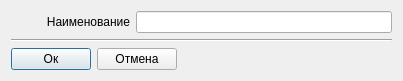
Qt form madddocumenttypedialog.ui (ichigo7diavol/armp) before a commit.
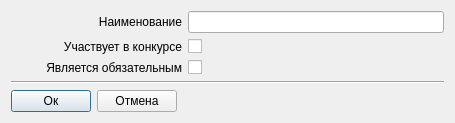
The same form after that commit.

The edit to the form file:
```diff
--- a/madddocumenttypedialog.ui
+++ b/madddocumenttypedialog.ui
@@ -6,8 +6,8 @@
    <rect>
     <x>0</x>
     <y>0</y>
-    <width>403</width>
-    <height>80</height>
+    <width>455</width>
+    <height>118</height>
    </rect>
   </property>
   <property name="windowTitle">
@@ -16,6 +16,26 @@
   <layout class="QVBoxLayout" name="verticalLayout" stretch="1,0,0">
    <item>
     <layout class="QGridLayout" name="gridLayout">
+     <item row="1" column="0">
+      <widget class="QLabel" name="label_2">
+       <property name="text">
+        <string>Участвует в конкурсе</string>
+       </property>
+       <property name="alignment">
+        <set>Qt::AlignRight|Qt::AlignTrailing|Qt::AlignVCenter</set>
+       </property>
+      </widget>
+     </item>
+     <item row="2" column="1">
+      <widget class="QCheckBox" name="mandatoryCheckBox">
+       <property name="layoutDirection">
+        <enum>Qt::LeftToRight</enum>
+       </property>
+       <property name="text">
+        <string/>
+       </property>
+      </widget>
+     </item>
      <item row="0" column="0">
       <widget class="QLabel" name="label">
        <property name="text">
@@ -48,6 +68,26 @@
        </property>
       </widget>
      </item>
+     <item row="2" column="0">
+      <widget class="QLabel" name="label_3">
+       <property name="text">
+        <string>Является обязательным</string>
+       </property>
+       <property name="alignment">
+        <set>Qt::AlignRight|Qt::AlignTrailing|Qt::AlignVCenter</set>
+       </property>
+      </widget>
+     </item>
+     <item row="1" column="1">
+      <widget class="QCheckBox" name="contestCheckBox">
+       <property name="layoutDirection">
+        <enum>Qt::LeftToRight</enum>
+       </property>
+       <property name="text">
+        <string/>
+       </property>
+      </widget>
+     </item>
     </layout>
    </item>
    <item>
```
Left out of the diff: 2 changed lines with no effect on the pictures.
